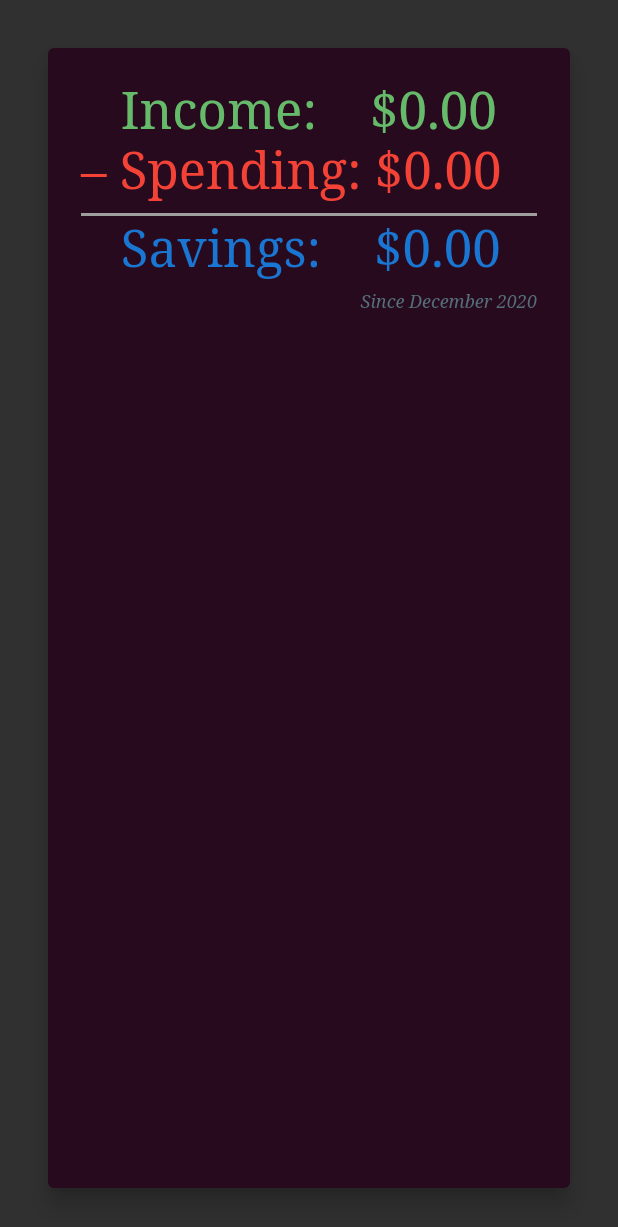
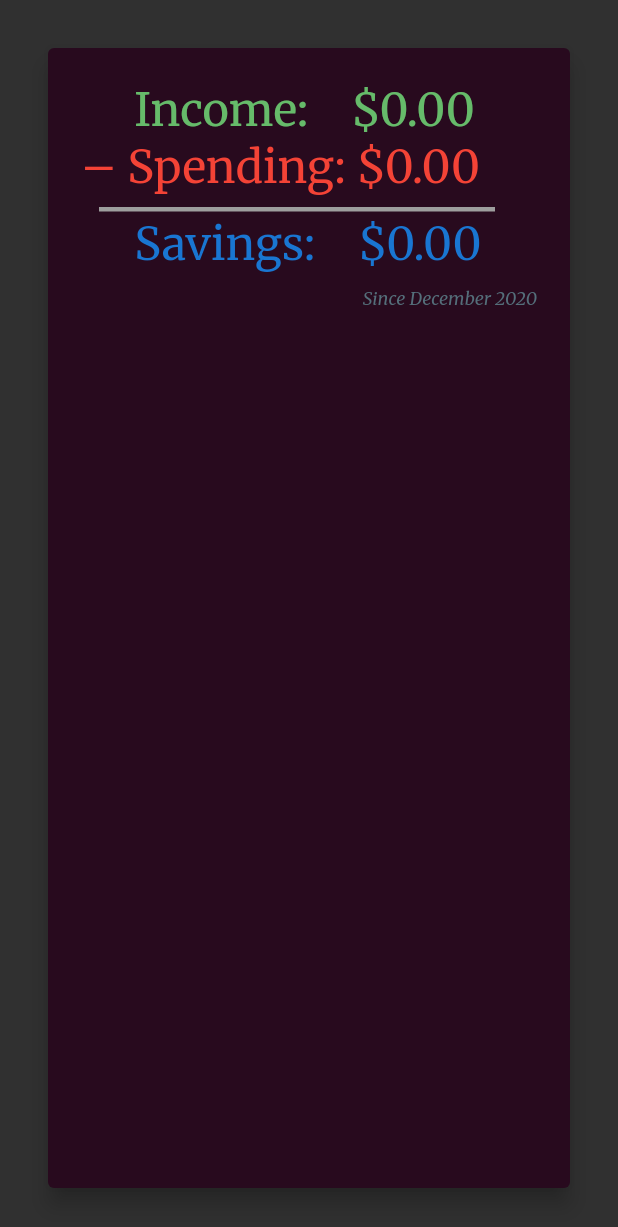
Before and after one commit to ethanp/Splurge, a Flutter app: the TotalsCard widget shown alone on an empty page, opened directly with empty values, on a phone screen of 412 x 824 dp. Shown: the top 1227 px of the screen. Run offline on Flutter 3.47's test engine with Material 2 defaults, Android fonts, the phone set to English and light mode, and no system bars; drawn by our look-alikes of auto_size_text; our stand-ins replace fl_chart, google_fonts.

Commit message:
Improve card UI

```diff
--- a/lib/widgets/totals_card.dart
+++ b/lib/widgets/totals_card.dart
@@ -25,7 +25,7 @@ class TotalsCard extends StatelessWidget {
           crossAxisAlignment: CrossAxisAlignment.start,
           children: [
             Text(
-              '   Income:    ${totalIncome.asCompactDollars()}',
+              '     Income:    ${totalIncome.asCompactDollars()}',
               style: defaultFont.copyWith(color: Colors.green[400]),
               maxLines: 1,
             ),
@@ -35,20 +35,25 @@ class TotalsCard extends StatelessWidget {
               maxLines: 1,
             ),
             Padding(
-              padding: EdgeInsets.only(top: 8, bottom: 2),
+              padding: EdgeInsets.only(
+                top: 8,
+                bottom: 2,
+                left: 12,
+                right: 28,
+              ),
               child: Container(
-                height: 2,
+                height: 3,
                 width: double.infinity,
                 color: Colors.grey,
               ),
             ),
             Text(
-              '   Savings:    ${(totalIncome - totalSpending).asCompactDollars()}',
+              '     Savings:    ${(totalIncome - totalSpending).asCompactDollars()}',
               style: defaultFont.copyWith(color: Colors.blue[700]),
               maxLines: 1,
             ),
             Padding(
-              padding: const EdgeInsets.only(top: 8),
+              padding: const EdgeInsets.only(top: 10),
               child: SizedBox(
                 width: double.infinity,
                 child: AutoSizeText(
@@ -68,5 +73,5 @@ class TotalsCard extends StatelessWidget {
     );
   }
 
-  static TextStyle get defaultFont => GoogleFonts.notoSerif(fontSize: 34);
+  static TextStyle get defaultFont => GoogleFonts.merriweather(fontSize: 30);
 }
```
